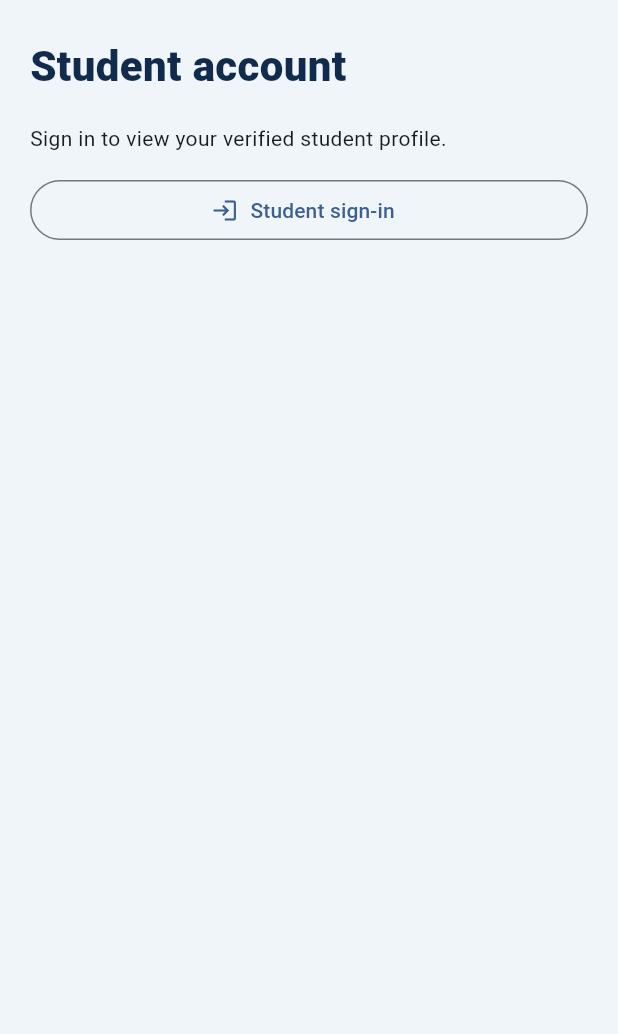
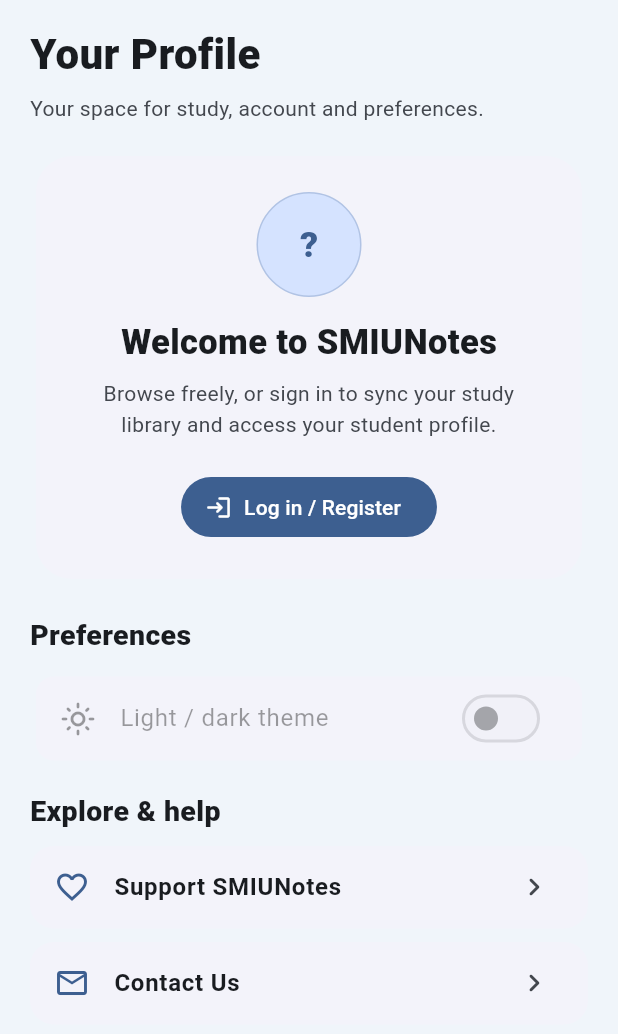
Before and after one commit to Basheer-1/smiunotes-app, a Flutter app: the StudentAccountGateway widget shown alone on an empty page, opened directly with empty values, on a phone screen of 412 x 824 dp. Shown: the top 1034 px of the screen. Run offline on Flutter 3.47's test engine with Material 3 defaults, Android fonts, the phone set to English and light mode, and no system bars; our stand-ins replace flutter_secure_storage, material_ui, webview_flutter; accounts and stored records are empty.

Commit message:
feat(native): role-neutral profile dashboard, theme, library, support and contact

```diff
--- a/lib/screens/student_account_gateway.dart
+++ b/lib/screens/student_account_gateway.dart
@@ -3,6 +3,8 @@ import 'package:material_ui/material_ui.dart';
 import '../models/student_profile.dart';
 import '../services/mobile_auth_api.dart';
 import 'student_login_page.dart';
+import '../widgets/profile_avatar.dart';
+import 'native_information_pages.dart';
 
 /// Staging-only account experience; NOT constructed by the default app.
 /// A login is visible only after encrypted storage and live profile validation.
@@ -23,6 +25,9 @@ class StudentAccountGateway extends StatefulWidget {
     this.onDisablePush,
     this.onLoadPushEnabled,
     this.pushAvailable = false,
+    this.onProfileChanged,
+    this.onThemeChanged,
+    this.darkMode = false,
   });
 
   final MobileAuthApi api;
@@ -39,6 +44,9 @@ class StudentAccountGateway extends StatefulWidget {
   final Future<void> Function()? onDisablePush;
   final Future<bool> Function()? onLoadPushEnabled;
   final bool pushAvailable;
+  final ValueChanged<StudentProfile?>? onProfileChanged;
+  final ValueChanged<bool>? onThemeChanged;
+  final bool darkMode;
 
   @override
   State<StudentAccountGateway> createState() => _StudentAccountGatewayState();
@@ -63,6 +71,7 @@ class _StudentAccountGatewayState extends State<StudentAccountGateway> {
       final restored = await widget.restoreAndVerify();
       if (!mounted) return false;
       setState(() => _profile = restored ? widget.loadValidatedProfile() : null);
+      widget.onProfileChanged?.call(_profile);
       if (restored && _profile != null && widget.pushAvailable &&
           widget.onLoadPushEnabled != null) {
         final enabled = await widget.onLoadPushEnabled!();
@@ -93,6 +102,7 @@ class _StudentAccountGatewayState extends State<StudentAccountGateway> {
       _pushEnabled = enabled;
       _error = null;
     });
+    widget.onProfileChanged?.call(profile);
     Navigator.of(context).pop();
   }
 
@@ -126,6 +136,7 @@ class _StudentAccountGatewayState extends State<StudentAccountGateway> {
       _error = null;
       _profile = null;
     });
+    widget.onProfileChanged?.call(null);
     try {
       if (widget.pushAvailable && widget.onDisablePush != null) {
         try {
@@ -163,102 +174,207 @@ class _StudentAccountGatewayState extends State<StudentAccountGateway> {
       if (snapshot.connectionState != ConnectionState.done) {
         return const Center(child: CircularProgressIndicator());
       }
+      final colors = Theme.of(context).colorScheme;
       return ListView(
         key: const Key('account-gateway'),
-        padding: const EdgeInsets.fromLTRB(20, 24, 20, 120),
+        padding: const EdgeInsets.fromLTRB(20, 16, 20, 122),
         children: [
-          const Text('Student account', style: TextStyle(
-            fontSize: 28, fontWeight: FontWeight.w900,
-            color: Color(0xFF102B4B),
-          )),
+          const Text('Your Profile', style: TextStyle(
+            fontSize: 28, fontWeight: FontWeight.w900)),
+          const SizedBox(height: 6),
+          Text('Your space for study, account and preferences.',
+            style: TextStyle(color: colors.onSurfaceVariant)),
           const SizedBox(height: 18),
           if (_error != null)
-            Text(_error!, key: const Key('account-error')),
+            Padding(padding: const EdgeInsets.only(bottom: 12),
+              child: Text(_error!, key: const Key('account-error'),
+                style: TextStyle(color: colors.error))),
           if (_profile == null) ...[
-            const Text('Sign in to view your verified student profile.'),
+            Card(
+              elevation: 0,
+              shape: RoundedRectangleBorder(
+                borderRadius: BorderRadius.circular(24)),
+              child: Padding(
+                padding: const EdgeInsets.all(24),
+                child: Column(children: [
+                  const ProfileAvatar(size: 70),
                   const SizedBox(height: 14),
-            OutlinedButton.icon(
+                  const Text('Welcome to SMIUNotes',
+                    style: TextStyle(fontSize: 23, fontWeight: FontWeight.w800)),
+                  const SizedBox(height: 7),
+                  Text('Browse freely, or sign in to sync your study library and access your student profile.',
+                    textAlign: TextAlign.center,
+                    style: TextStyle(color: colors.onSurfaceVariant, height: 1.5)),
+                  const SizedBox(height: 20),
+                  FilledButton.icon(
                     key: const Key('account-open-login'),
                     onPressed: _busy ? null : _openLogin,
-              icon: const Icon(Icons.login),
-              label: const Text('Student sign-in'),
+                    icon: const Icon(Icons.login_rounded),
+                    label: const Text('Log in / Register'),
+                  ),
+                ]),
+              ),
             ),
           ] else ...[
             Card(
+              elevation: 0,
+              shape: RoundedRectangleBorder(
+                borderRadius: BorderRadius.circular(24),
+                side: BorderSide(color: colors.outlineVariant)),
               child: Padding(
-                padding: const EdgeInsets.all(20),
-                child: Column(
+                padding: const EdgeInsets.all(22),
+                child: Column(crossAxisAlignment: CrossAxisAlignment.start,
+                  children: [
+                    Row(children: [
+                      ProfileAvatar(name: _profile!.studentName, size: 58),
+                      const SizedBox(width: 14),
+                      Expanded(child: Column(
                         crossAxisAlignment: CrossAxisAlignment.start,
                         children: [
                           Text(_profile!.studentName,
-                      style: const TextStyle(fontSize: 22,
+                            style: const TextStyle(fontSize: 21,
                               fontWeight: FontWeight.w800)),
-                    const SizedBox(height: 10),
+                          const SizedBox(height: 4),
+                          Text('SMIUNotes student account',
+                            style: TextStyle(color: colors.onSurfaceVariant)),
+                        ],
+                      )),
+                    ]),
+                    const Divider(height: 34),
+                    _ProfileDetail('Name', _profile!.studentName),
                     if (_profile!.studentId != null)
-                      Text('Student ID: ${_profile!.studentId}'),
+                      _ProfileDetail('Student ID', _profile!.studentId!),
+                    if (_profile!.verifiedEmail != null)
+                      _ProfileDetail('Verified email', _profile!.verifiedEmail!),
+                    _ProfileDetail('Roles', _profile!.role),
+                    _ProfileDetail('Account status', _profile!.accountStatus),
                     if (_profile!.department != null)
-                      Text('Department: ${_profile!.department}'),
-                    Text('Verification: ${_profile!.verificationStatus}'),
-                    const SizedBox(height: 16),
-                    if (_profile!.verificationStatus == 'verified' &&
-                        widget.onOpenVerifiedNote != null)
-                      OutlinedButton.icon(
-                        key: const Key('account-open-verified-note'),
-                        onPressed: _busy ? null : widget.onOpenVerifiedNote,
-                        icon: const Icon(Icons.menu_book_outlined),
-                        label: const Text('Open a verified note (QA)'),
-                      ),
-                    const SizedBox(height: 8),
-                    if (_profile!.verificationStatus == 'verified' &&
-                        widget.onCreateDiscussion != null)
-                      OutlinedButton.icon(
-                        key: const Key('account-create-discussion'),
-                        onPressed: _busy ? null : widget.onCreateDiscussion,
-                        icon: const Icon(Icons.forum_outlined),
-                        label: const Text('New Community discussion'),
-                      ),
-                    if (widget.onOpenBookmarks != null)
-                      OutlinedButton.icon(
-                        key: const Key('account-open-bookmarks'),
-                        onPressed: _busy ? null : widget.onOpenBookmarks,
-                        icon: const Icon(Icons.bookmarks_outlined),
-                        label: const Text('My saved notes'),
-                      ),
-                    if (widget.onOpenNotifications != null)
-                      OutlinedButton.icon(
-                        key: const Key('account-open-notifications'),
-                        onPressed: _busy ? null : widget.onOpenNotifications,
-                        icon: const Icon(Icons.notifications_outlined),
-                        label: const Text('My notifications'),
-                      ),
-                    if (widget.pushAvailable) ...[
-                      const SizedBox(height: 8),
-                      SwitchListTile(
-                        key: const Key('account-push-optin'),
-                        title: const Text('Phone notifications'),
-                        subtitle: const Text(
-                          'Account activity and university updates only. '
-                          'New-note announcements stay off.',
-                        ),
-                        value: _pushEnabled,
-                        onChanged: (_busy || _pushBusy)
-                            ? null : (value) => _togglePush(value),
-                      ),
-                    ],
-                    const SizedBox(height: 8),
-                    FilledButton.icon(
-                      key: const Key('account-signout'),
-                      onPressed: _busy ? null : _logout,
-                      icon: const Icon(Icons.logout),
-                      label: Text(_busy ? 'Signing out…' : 'Sign out'),
-                    ),
+                      _ProfileDetail('Department', _profile!.department!),
+                    _ProfileDetail('Verification', _profile!.verificationStatus),
                   ],
                 ),
               ),
             ),
+            const SizedBox(height: 16),
+            _AccountEntry(
+              icon: Icons.bookmarks_outlined, label: 'My study library',
+              onTap: widget.onOpenBookmarks,
+              entryKey: const Key('account-open-bookmarks'),
+            ),
+            _AccountEntry(
+              icon: Icons.notifications_outlined,
+              label: 'My notifications',
+              onTap: widget.onOpenNotifications,
+              entryKey: const Key('account-open-notifications'),
+            ),
+            if (_profile!.verificationStatus == 'verified' &&
+                widget.onCreateDiscussion != null)
+              _AccountEntry(
+                icon: Icons.forum_outlined, label: 'New Community discussion',
+                onTap: widget.onCreateDiscussion,
+                entryKey: const Key('account-create-discussion'),
+              ),
+            if (_profile!.verificationStatus == 'verified' &&
+                widget.onOpenVerifiedNote != null)
+              _AccountEntry(
+                icon: Icons.menu_book_outlined,
+                label: 'Open a verified note (QA)',
+                onTap: widget.onOpenVerifiedNote,
+                entryKey: const Key('account-open-verified-note'),
+              ),
+          ],
+          const SizedBox(height: 20),
+          Text('Preferences', style: TextStyle(
+            color: colors.onSurface, fontWeight: FontWeight.w800, fontSize: 19)),
+          const SizedBox(height: 10),
+          Card(
+            elevation: 0,
+            child: Column(children: [
+              SwitchListTile(
+                key: const Key('account-theme-switch'),
+                title: const Text('Light / dark theme'),
+                secondary: Icon(widget.darkMode
+                    ? Icons.dark_mode_outlined : Icons.light_mode_outlined),
+                value: widget.darkMode,
+                onChanged: widget.onThemeChanged,
+              ),
+              if (_profile != null && widget.pushAvailable)
+                SwitchListTile(
+                  key: const Key('account-push-optin'),
+                  title: const Text('Phone notifications'),
+                  subtitle: const Text('Account and university updates. No new-notes spam.'),
+                  value: _pushEnabled,
+                  onChanged: (_busy || _pushBusy)
+                    ? null : (enabled) => _togglePush(enabled),
+                ),
+            ]),
+          ),
+          const SizedBox(height: 16),
+          Text('Explore & help', style: TextStyle(
+            color: colors.onSurface, fontWeight: FontWeight.w800, fontSize: 19)),
+          const SizedBox(height: 10),
+          _AccountEntry(icon: Icons.favorite_outline, label: 'Support SMIUNotes',
+            entryKey: const Key('account-support'),
+            onTap: () => Navigator.of(context).push(MaterialPageRoute<void>(
+              builder: (_) => const NativeInformationPage(kind: 'support')))),
+          _AccountEntry(icon: Icons.mail_outline, label: 'Contact Us',
+            entryKey: const Key('account-contact'),
+            onTap: () => Navigator.of(context).push(MaterialPageRoute<void>(
+              builder: (_) => const NativeInformationPage(kind: 'contact')))),
+          if (_profile != null) ...[
+            const SizedBox(height: 20),
+            OutlinedButton.icon(
+              key: const Key('account-signout'),
+              onPressed: _busy ? null : _logout,
+              icon: const Icon(Icons.logout_rounded),
+              label: Text(_busy ? 'Signing out…' : 'Logout'),
+            ),
+            const SizedBox(height: 8),
+            Text('To sign out on all devices, use account security settings. '
+              'This app never provides admin or contributor dashboards.',
+              style: TextStyle(fontSize: 12, color: colors.onSurfaceVariant)),
           ],
         ],
       );
     },
   );
 }
+
+class _ProfileDetail extends StatelessWidget {
+  const _ProfileDetail(this.label, this.value);
+  final String label, value;
+  @override
+  Widget build(BuildContext context) => Padding(
+    padding: const EdgeInsets.only(bottom: 12),
+    child: Column(crossAxisAlignment: CrossAxisAlignment.start, children: [
+      Text(label, style: TextStyle(fontSize: 12,
+        color: Theme.of(context).colorScheme.onSurfaceVariant)),
+      const SizedBox(height: 3),
+      SelectableText(value, style: const TextStyle(
+        fontSize: 15, fontWeight: FontWeight.w700)),
+    ]),
+  );
+}
+
+class _AccountEntry extends StatelessWidget {
+  const _AccountEntry({required this.icon, required this.label, this.onTap,
+    this.entryKey});
+  final IconData icon;
+  final String label;
+  final VoidCallback? onTap;
+  final Key? entryKey;
+  @override
+  Widget build(BuildContext context) => Card(
+    elevation: 0,
+    margin: const EdgeInsets.only(bottom: 9),
+    shape: RoundedRectangleBorder(borderRadius: BorderRadius.circular(16)),
+    child: ListTile(
+      key: entryKey,
+      minTileHeight: 55,
+      leading: Icon(icon, color: Theme.of(context).colorScheme.primary),
+      title: Text(label, style: const TextStyle(fontWeight: FontWeight.w700)),
+      trailing: const Icon(Icons.chevron_right_rounded),
+      onTap: onTap,
+    ),
+  );
+}
```
Lines whose indentation alone changed are shown as unchanged.
